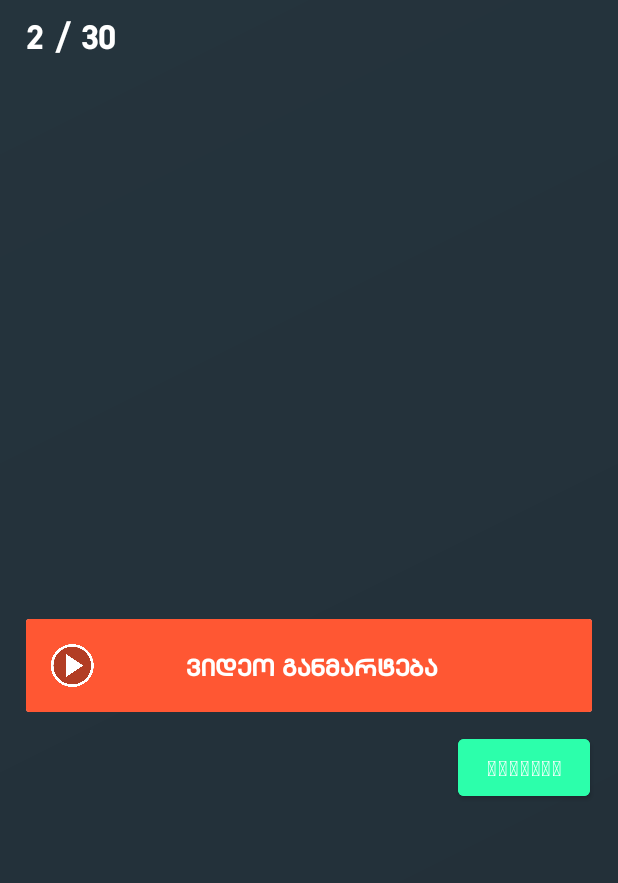
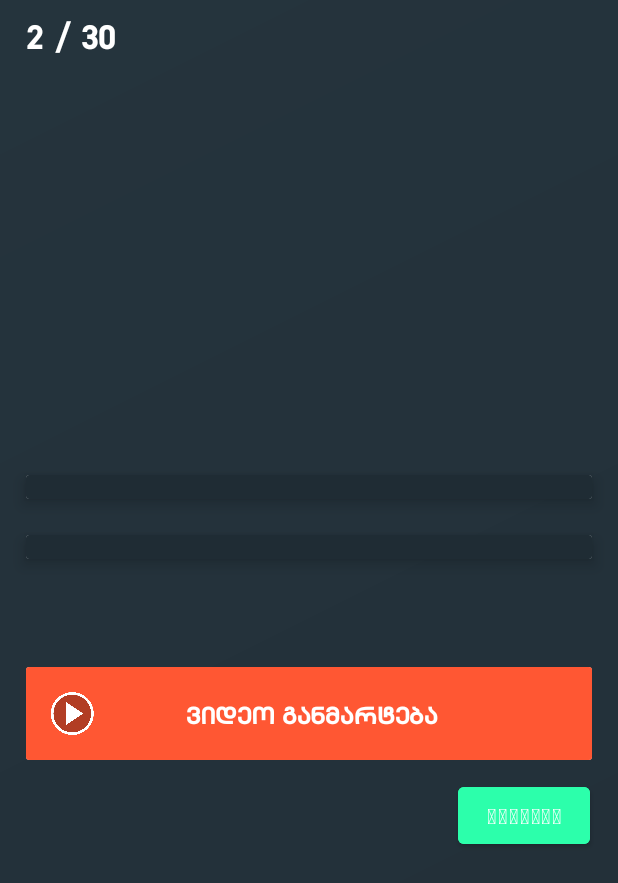
Before and after one commit to Brusadze/DrivingL, an Android app: the ExamActivity screen opened directly, with no data from a screen before it, after a tap on "ᲨᲔᲛᲓᲔᲒᲘ", on a phone screen of 412 x 824 dp. Shown: the top 883 px of the screen. Run offline under Robolectric (Android 15) with nearby library versions, the phone set to English and light mode, and no system bars; 10 statements that could not run were skipped.

Commit message:
changed icons and layout colors

```diff
--- a/app/src/main/java/com/badri/drivingl/ExamActivity.java
+++ b/app/src/main/java/com/badri/drivingl/ExamActivity.java
@@ -14,6 +14,7 @@
 import android.os.CountDownTimer;
 import android.util.Log;
 import android.view.View;
+import android.view.ViewGroup;
 import android.widget.Button;
 import android.widget.ImageView;
 import android.widget.LinearLayout;
@@ -565,10 +566,16 @@
 
                 Log.d("ARRAY", Arrays.toString(myIntArray));
 
-                firstQuestionRelative.setBackgroundResource(R.drawable.pasuxi);
+                /*firstQuestionRelative.setBackgroundResource(R.drawable.pasuxi);
                 secondQuestionRelative.setBackgroundResource(R.drawable.pasuxi);
                 relativeLayoutMesameQuest.setBackgroundResource(R.drawable.pasuxi);
-                relativeLayoutMeotxeQuest.setBackgroundResource(R.drawable.pasuxi);
+                relativeLayoutMeotxeQuest.setBackgroundResource(R.drawable.pasuxi);*/
+
+                firstQuestionRelative.setBackgroundColor(Color.parseColor("#1f2c34"));
+                secondQuestionRelative.setBackgroundColor(Color.parseColor("#1f2c34"));
+                relativeLayoutMesameQuest.setBackgroundColor(Color.parseColor("#1f2c34"));
+                relativeLayoutMeotxeQuest.setBackgroundColor(Color.parseColor("#1f2c34"));
+
                 //textView6.setText(String.valueOf(textNumber));
                 getRandom();
                 arrageUI(shemtxvevitiNumber);
--- a/app/src/main/res/layout/activity_main.xml
+++ b/app/src/main/res/layout/activity_main.xml
@@ -80,12 +80,13 @@
 
 
                    </View>
+
                    <ImageView
                        android:layout_width="30dp"
                        android:layout_height="30dp"
                        android:layout_marginLeft="14dp"
                        android:layout_marginTop="12dp"
-                       android:background="@drawable/timer"></ImageView>
+                       android:background="@drawable/practiceuibutt"></ImageView>
 
 
                    <TextView
@@ -200,12 +201,13 @@
                        android:layout_marginTop="0dp"
                        android:background="@drawable/backicons">
                    </View>
+
                    <ImageView
                        android:layout_width="30dp"
                        android:layout_height="30dp"
                        android:layout_marginLeft="14dp"
                        android:layout_marginTop="12dp"
-                       android:background="@drawable/timer"></ImageView>
+                       android:background="@drawable/biletebiicon"></ImageView>
 
                    <TextView
                        android:layout_width="110dp"
```
Also changed, not shown: app/src/main/java/com/badri/drivingl/MainActivity.java (+6 -2 lines), app/src/main/res/drawable-v24/biletebiicon.png (added), app/src/main/res/drawable-v24/practiceuibutt.png (added).
